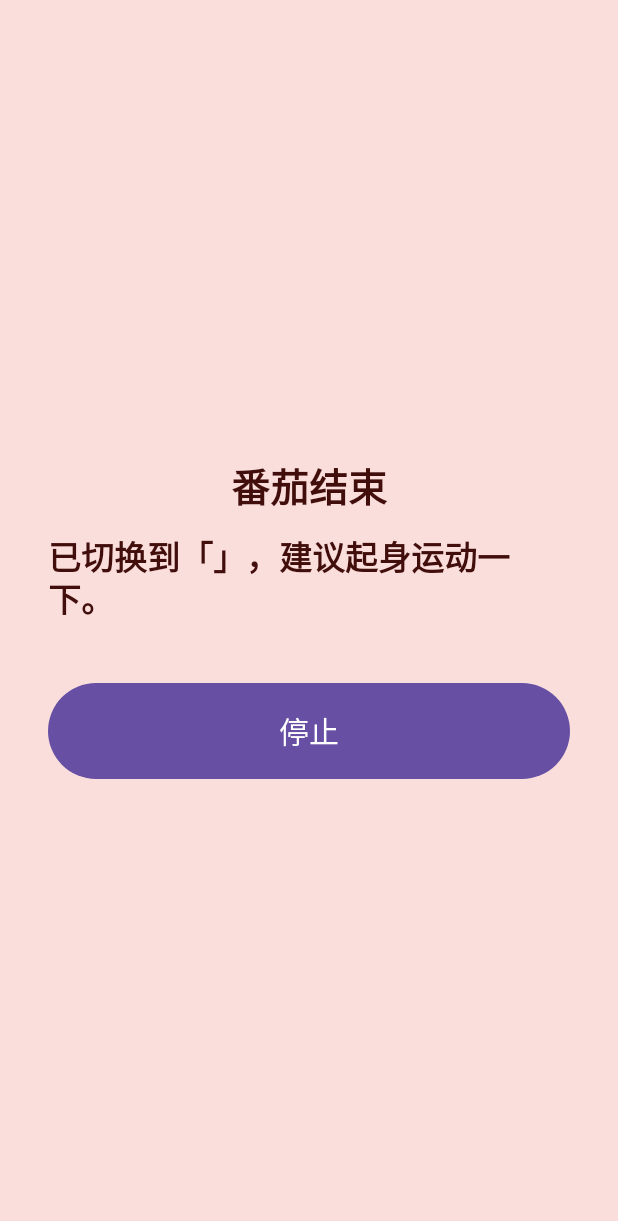
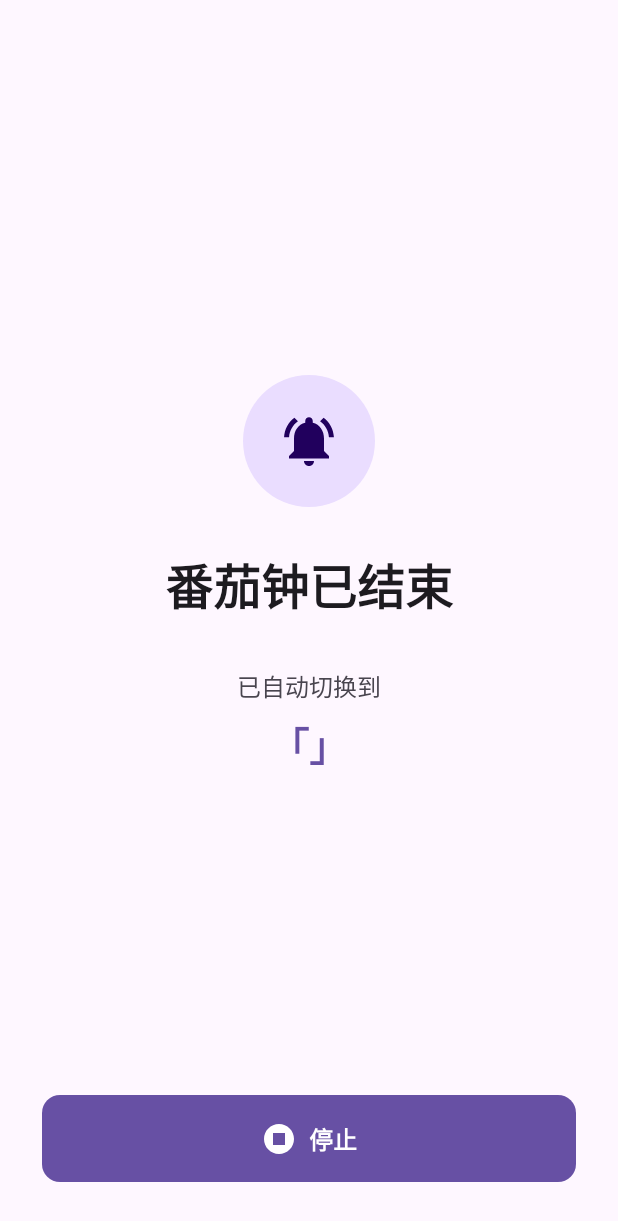
Before and after one commit to 5eqn/time-n-you, an Android app built with Jetpack Compose: the AlarmActivity screen opened directly, with no data from a screen before it, on a phone screen of 412 x 824 dp. Shown: the top 1221 px of the screen. Run offline under Robolectric (Android 15) with nearby library versions, the phone set to English and light mode, and no system bars.

Commit message:
Refine pomodoro defaults and alarm screen

```diff
--- a/app/src/main/java/com/seqn/timewatcher/pomodoro/AlarmActivity.kt
+++ b/app/src/main/java/com/seqn/timewatcher/pomodoro/AlarmActivity.kt
@@ -6,14 +6,21 @@ import android.os.Bundle
 import android.view.WindowManager
 import androidx.activity.ComponentActivity
 import androidx.activity.compose.setContent
-import androidx.compose.foundation.layout.Arrangement
+import androidx.compose.foundation.layout.Box
 import androidx.compose.foundation.layout.Column
 import androidx.compose.foundation.layout.Spacer
 import androidx.compose.foundation.layout.fillMaxSize
 import androidx.compose.foundation.layout.fillMaxWidth
 import androidx.compose.foundation.layout.height
 import androidx.compose.foundation.layout.padding
+import androidx.compose.foundation.layout.size
+import androidx.compose.foundation.shape.CircleShape
+import androidx.compose.foundation.shape.RoundedCornerShape
+import androidx.compose.material.icons.Icons
+import androidx.compose.material.icons.filled.NotificationsActive
+import androidx.compose.material.icons.filled.StopCircle
 import androidx.compose.material3.Button
+import androidx.compose.material3.Icon
 import androidx.compose.material3.MaterialTheme
 import androidx.compose.material3.Surface
 import androidx.compose.material3.Text
@@ -22,8 +29,8 @@ import androidx.compose.ui.Alignment
 import androidx.compose.ui.Modifier
 import androidx.compose.ui.res.stringResource
 import androidx.compose.ui.text.font.FontWeight
+import androidx.compose.ui.text.style.TextAlign
 import androidx.compose.ui.unit.dp
-import androidx.compose.ui.unit.sp
 import com.seqn.timewatcher.R
 import com.seqn.timewatcher.ui.theme.TimeWatcherTheme
 
@@ -49,10 +56,11 @@ class AlarmActivity : ComponentActivity() {
         }
 
         val exitName = intent?.getStringExtra(EXTRA_EXIT_STATE_NAME) ?: ""
+        val isTest = intent?.getBooleanExtra(EXTRA_IS_TEST, false) ?: false
 
         setContent {
             TimeWatcherTheme {
-                AlarmScreen(exitName = exitName, onStop = { stopRingerAndFinish() })
+                AlarmScreen(exitName = exitName, isTest = isTest, onStop = { stopRingerAndFinish() })
             }
         }
     }
@@ -64,37 +72,69 @@ class AlarmActivity : ComponentActivity() {
 
     companion object {
         const val EXTRA_EXIT_STATE_NAME = "exit_state_name"
+        const val EXTRA_IS_TEST = "is_test"
     }
 }
 
 @Composable
-private fun AlarmScreen(exitName: String, onStop: () -> Unit) {
+private fun AlarmScreen(exitName: String, isTest: Boolean, onStop: () -> Unit) {
     Surface(
         modifier = Modifier.fillMaxSize(),
-        color = MaterialTheme.colorScheme.errorContainer,
-        contentColor = MaterialTheme.colorScheme.onErrorContainer,
+        color = MaterialTheme.colorScheme.background,
+        contentColor = MaterialTheme.colorScheme.onBackground,
     ) {
         Column(
-            modifier = Modifier.fillMaxSize().padding(32.dp),
-            verticalArrangement = Arrangement.Center,
+            modifier = Modifier.fillMaxSize().padding(horizontal = 28.dp, vertical = 36.dp),
             horizontalAlignment = Alignment.CenterHorizontally,
         ) {
+            Spacer(Modifier.weight(1f))
+            Surface(
+                modifier = Modifier.size(88.dp),
+                shape = CircleShape,
+                color = MaterialTheme.colorScheme.primaryContainer,
+                contentColor = MaterialTheme.colorScheme.onPrimaryContainer,
+            ) {
+                Box(contentAlignment = Alignment.Center) {
+                    Icon(
+                        imageVector = Icons.Filled.NotificationsActive,
+                        contentDescription = null,
+                        modifier = Modifier.size(40.dp),
+                    )
+                }
+            }
+            Spacer(Modifier.height(28.dp))
             Text(
-                text = stringResource(R.string.alarm_title),
-                style = MaterialTheme.typography.headlineMedium,
+                text = stringResource(if (isTest) R.string.alarm_test_title else R.string.alarm_title),
+                style = MaterialTheme.typography.headlineLarge,
                 fontWeight = FontWeight.Bold,
+                textAlign = TextAlign.Center,
             )
-            Spacer(Modifier.height(12.dp))
+            Spacer(Modifier.height(32.dp))
             Text(
-                text = stringResource(R.string.notif_pomodoro_text, exitName),
-                style = MaterialTheme.typography.titleLarge,
+                text = stringResource(if (isTest) R.string.alarm_test_message else R.string.alarm_switched_to),
+                style = MaterialTheme.typography.bodyLarge,
+                color = MaterialTheme.colorScheme.onSurfaceVariant,
+                textAlign = TextAlign.Center,
             )
-            Spacer(Modifier.height(40.dp))
+            if (!isTest) {
+                Spacer(Modifier.height(8.dp))
+                Text(
+                    text = "「$exitName」",
+                    style = MaterialTheme.typography.headlineMedium,
+                    fontWeight = FontWeight.Bold,
+                    color = MaterialTheme.colorScheme.primary,
+                    textAlign = TextAlign.Center,
+                )
+            }
+            Spacer(Modifier.weight(1f))
             Button(
                 onClick = onStop,
-                modifier = Modifier.fillMaxWidth().height(64.dp),
+                modifier = Modifier.fillMaxWidth().height(58.dp),
+                shape = RoundedCornerShape(12.dp),
             ) {
-                Text(text = stringResource(R.string.stop_alarm), fontSize = 20.sp)
+                Icon(Icons.Filled.StopCircle, contentDescription = null)
+                Spacer(Modifier.size(8.dp))
+                Text(text = stringResource(R.string.stop_alarm), style = MaterialTheme.typography.titleMedium)
             }
         }
     }
--- a/app/src/main/java/com/seqn/timewatcher/ui/settings/SettingsScreen.kt
+++ b/app/src/main/java/com/seqn/timewatcher/ui/settings/SettingsScreen.kt
@@ -745,6 +745,11 @@ private fun AlarmDebugSection(
 
     SectionCard(stringResource(R.string.settings_alarm_debug)) {
         Column(verticalArrangement = Arrangement.spacedBy(10.dp)) {
+            Text(
+                text = stringResource(R.string.alarm_debug_help),
+                style = MaterialTheme.typography.bodySmall,
+                color = MaterialTheme.colorScheme.onSurfaceVariant,
+            )
             Row(horizontalArrangement = Arrangement.spacedBy(8.dp), modifier = Modifier.fillMaxWidth()) {
                 Button(onClick = onTest, modifier = Modifier.weight(1f)) {
                     Icon(Icons.Filled.PlayArrow, contentDescription = null)
--- a/app/src/main/res/values/strings.xml
+++ b/app/src/main/res/values/strings.xml
@@ -100,17 +100,21 @@
 
     <!-- Pomodoro notifications -->
     <string name="notif_channel_pomodoro">番茄钟提醒</string>
-    <string name="notif_pomodoro_title">番茄结束！</string>
-    <string name="notif_pomodoro_text">已切换到「%1$s」，建议起身运动一下。</string>
+    <string name="notif_pomodoro_title">番茄钟已结束</string>
+    <string name="notif_pomodoro_text">已自动切换到「%1$s」。</string>
     <string name="missed_pomodoro_toast">番茄钟在应用关闭期间结束，已自动切换状态。</string>
     <string name="exact_alarm_required">无法进入该状态：系统当前不能保证番茄钟准时响铃。请先允许“闹钟和提醒”权限。</string>
-    <string name="alarm_title">番茄结束</string>
+    <string name="alarm_title">番茄钟已结束</string>
+    <string name="alarm_switched_to">已自动切换到</string>
+    <string name="alarm_test_title">测试响铃</string>
+    <string name="alarm_test_message">响铃测试已触发。</string>
     <string name="stop_alarm">停止</string>
 
     <string name="new_state_default_name">新状态</string>
 
     <!-- Alarm debug (Vivo diagnostic) -->
     <string name="settings_alarm_debug">调试 · 响铃测试</string>
+    <string name="alarm_debug_help">点按「测试响铃」后，请在 5 秒内锁屏或退到后台。5 秒后应响铃并弹出全屏界面。回到本页可查看完整日志并复制发给我。</string>
     <string name="alarm_debug_test">测试响铃</string>
     <string name="alarm_debug_copy">复制日志</string>
     <string name="alarm_debug_clear">清除日志</string>
```
Also changed, not shown: app/src/main/java/com/seqn/timewatcher/data/model/Enums.kt (+8 -8 lines), app/src/main/java/com/seqn/timewatcher/data/repo/Repository.kt (+35 -1 lines), app/src/main/java/com/seqn/timewatcher/pomodoro/Notifier.kt (+12 -3 lines), app/src/main/java/com/seqn/timewatcher/pomodoro/RingerService.kt (+4 -3 lines), 2 other files.
